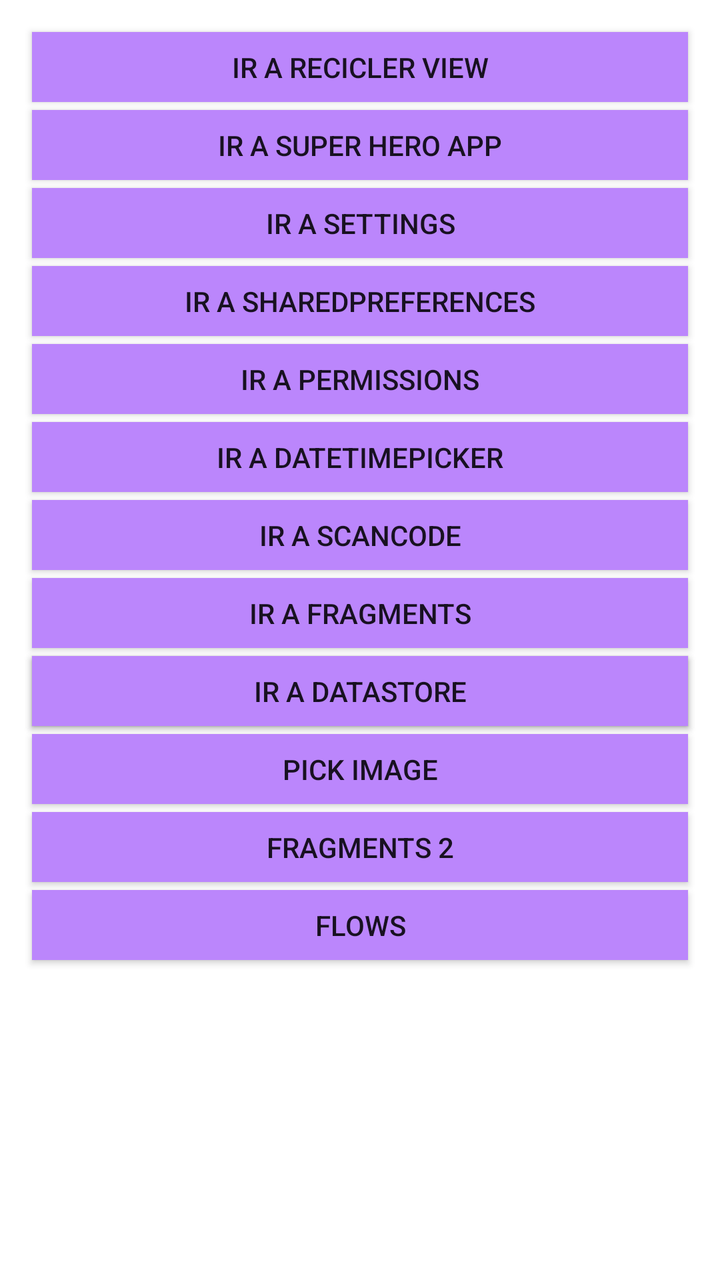
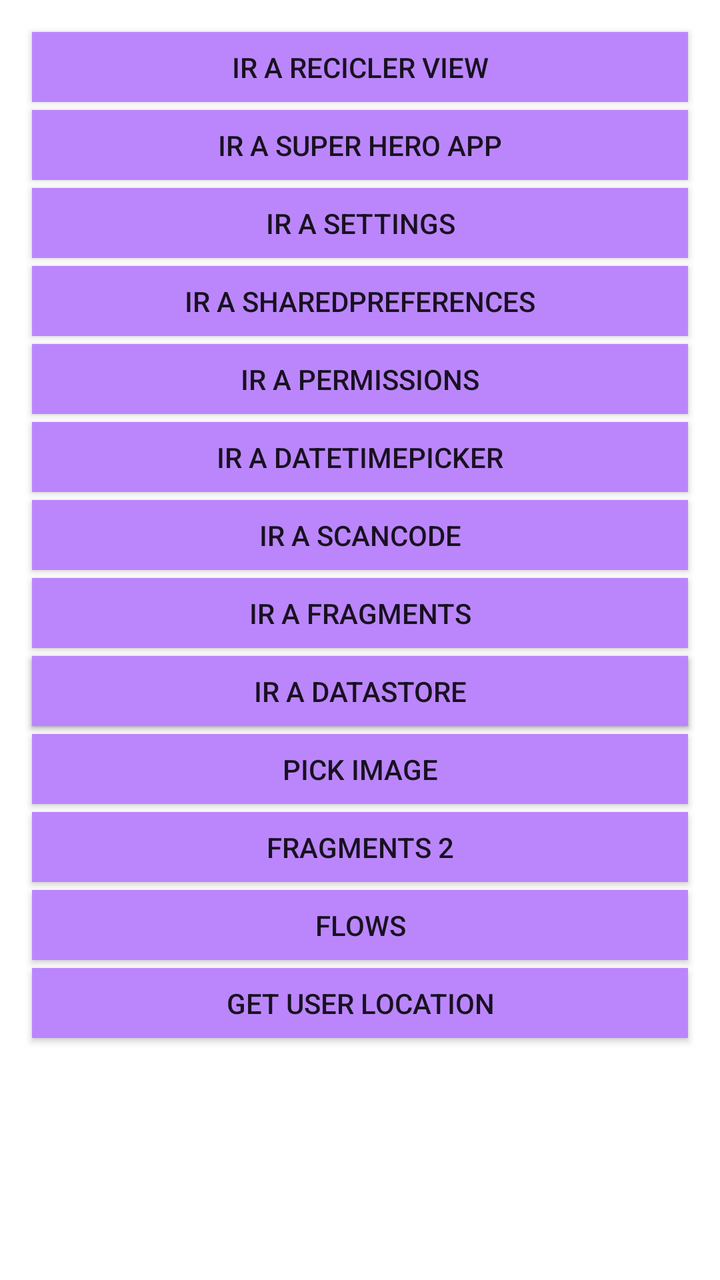

The first picture is an Android layout as it rendered before a commit; the second is the same layout after the commit. The layout source and the unified diff follow.
<!-- AndroidManifest.xml: application theme Theme.POO_1 -->
<!-- res/layout/activity_main.xml -->
<?xml version="1.0" encoding="utf-8"?>
<RelativeLayout xmlns:android="http://schemas.android.com/apk/res/android"
    xmlns:app="http://schemas.android.com/apk/res-auto"
    xmlns:tools="http://schemas.android.com/tools"
    android:layout_width="match_parent"
    android:layout_height="match_parent"
    android:layout_margin="26dp"
    tools:context=".MainActivity">


    

    <Button
        android:id="@+id/btnReciclerView"
        android:layout_width="match_parent"
        android:layout_height="35sp"
        android:background="@color/purple_200"
        android:text="IR a recicler view"
        android:layout_marginTop="16dp"
        android:layout_marginLeft="16dp"
        android:layout_marginRight="16dp"

        />
    <Button
        android:id="@+id/btnSuperHero"
        android:layout_width="match_parent"
        android:layout_height="35sp"
        android:background="@color/purple_200"
        android:text="IR a super hero app"
        android:layout_below="@id/btnReciclerView"
        android:layout_marginTop="4dp"
        android:layout_marginLeft="16dp"
        android:layout_marginRight="16dp"
        />
    <Button
        android:id="@+id/btnSettings"
        android:layout_width="match_parent"
        android:layout_height="35sp"
        android:background="@color/purple_200"
        android:text="IR a Settings"
        android:layout_below="@id/btnSuperHero"
        android:layout_marginTop="4dp"
        android:layout_marginLeft="16dp"
        android:layout_marginRight="16dp"
        />

    <Button
        android:id="@+id/btnSharedPreferences"
        android:layout_width="match_parent"
        android:layout_height="35sp"
        android:padding="0sp"
        android:background="@color/purple_200"
        android:text="IR a SharedPreferences"
        android:layout_below="@id/btnSettings"
        android:layout_marginTop="4dp"
        android:layout_marginLeft="16dp"
        android:layout_marginRight="16dp"
        />
    <Button
        android:id="@+id/btnPermissions"
        android:layout_width="match_parent"
        android:layout_height="35sp"
        android:background="@color/purple_200"
        android:text="IR a PERMISSIONS"
        android:layout_below="@id/btnSharedPreferences"
        android:layout_marginTop="4dp"
        android:layout_marginLeft="16dp"
        android:layout_marginRight="16dp"
        />

    <Button
        android:id="@+id/btnDateTimePicker"
        android:layout_width="match_parent"
        android:layout_height="35sp"
        android:background="@color/purple_200"
        android:text="IR a DateTimePicker"
        android:layout_below="@id/btnPermissions"
        android:layout_marginTop="4dp"
        android:layout_marginLeft="16dp"
        android:layout_marginRight="16dp"
        />
    <Button
        android:id="@+id/btnScanCode"
        android:layout_width="match_parent"
        android:layout_height="35sp"
        android:background="@color/purple_200"
        android:text="IR a ScanCode"
        android:layout_below="@id/btnDateTimePicker"
        android:layout_marginTop="4dp"
        android:layout_marginLeft="16dp"
        android:layout_marginRight="16dp"
        />

    <Button
        android:id="@+id/btnFragments"
        android:layout_width="match_parent"
        android:layout_height="35sp"
        android:background="@color/purple_200"
        android:text="IR a Fragments"
        android:layout_below="@id/btnScanCode"
        android:layout_marginTop="4dp"
        android:layout_marginLeft="16dp"
        android:layout_marginRight="16dp"
        />
    <Button
        android:id="@+id/btnMVVM"
        android:layout_width="match_parent"
        android:layout_height="35sp"
        android:background="@color/purple_200"
        android:text="IR a MVVM"
        android:layout_below="@id/btnFragments"
        android:layout_marginTop="4dp"
        android:layout_marginLeft="16dp"
        android:layout_marginRight="16dp"
        />
    <Button
        android:id="@+id/btnDataStore"
        android:layout_width="match_parent"
        android:layout_height="35sp"
        android:background="@color/purple_200"
        android:text="IR a DataStore"
        android:layout_below="@id/btnFragments"
        android:layout_marginTop="4dp"
        android:layout_marginLeft="16dp"
        android:layout_marginRight="16dp"
        />
    <Button
        android:id="@+id/btnPickImage"
        android:layout_width="match_parent"
        android:layout_height="35sp"
        android:background="@color/purple_200"
        android:text="pick image"
        android:layout_below="@id/btnDataStore"
        android:layout_marginTop="4dp"
        android:layout_marginLeft="16dp"
        android:layout_marginRight="16dp"
        />
    <Button
        android:id="@+id/btnFragments2"
        android:layout_width="match_parent"
        android:layout_height="35sp"
        android:background="@color/purple_200"
        android:text="Fragments 2"
        android:layout_below="@id/btnPickImage"
        android:layout_marginTop="4dp"
        android:layout_marginLeft="16dp"
        android:layout_marginRight="16dp"
        />
    <Button
        android:id="@+id/btnFlows"
        android:layout_width="match_parent"
        android:layout_height="35sp"
        android:background="@color/purple_200"
        android:text="Flows"
        android:layout_below="@id/btnFragments2"
        android:layout_marginTop="4dp"
        android:layout_marginLeft="16dp"
        android:layout_marginRight="16dp"
        />

</RelativeLayout>
<!-- resources referenced by this layout -->
<resources>
  <color name="purple_200">#FFBB86FC</color>
  <style name="Theme.POO_1" parent="Theme.MaterialComponents.DayNight.NoActionBar">
          
          <item name="colorPrimary">@color/purple_500</item>
          <item name="colorPrimaryVariant">@color/purple_700</item>
          <item name="colorOnPrimary">@color/white</item>
          
          <item name="colorSecondary">@color/teal_200</item>
          <item name="colorSecondaryVariant">@color/teal_700</item>
          <item name="colorOnSecondary">@color/black</item>
          
          <item name="android:statusBarColor">?attr/colorPrimaryVariant</item>
          
      </style>
  <color name="purple_500">#FF6200EE</color>
  <color name="purple_700">#FF3700B3</color>
  <color name="white">#FFFFFFFF</color>
  <color name="teal_200">#FF03DAC5</color>
  <color name="teal_700">#FF018786</color>
  <color name="black">#FF000000</color>
</resources>

<!-- the commit's change to res/layout/activity_main.xml (unified diff, before → after) -->
@@ -157,5 +157,16 @@
         android:layout_marginLeft="16dp"
         android:layout_marginRight="16dp"
         />
+    <Button
+        android:id="@+id/btnGetUserLocation"
+        android:layout_width="match_parent"
+        android:layout_height="35sp"
+        android:background="@color/purple_200"
+        android:text="Get User Location"
+        android:layout_below="@id/btnFlows"
+        android:layout_marginTop="4dp"
+        android:layout_marginLeft="16dp"
+        android:layout_marginRight="16dp"
+        />
 
 </RelativeLayout>
